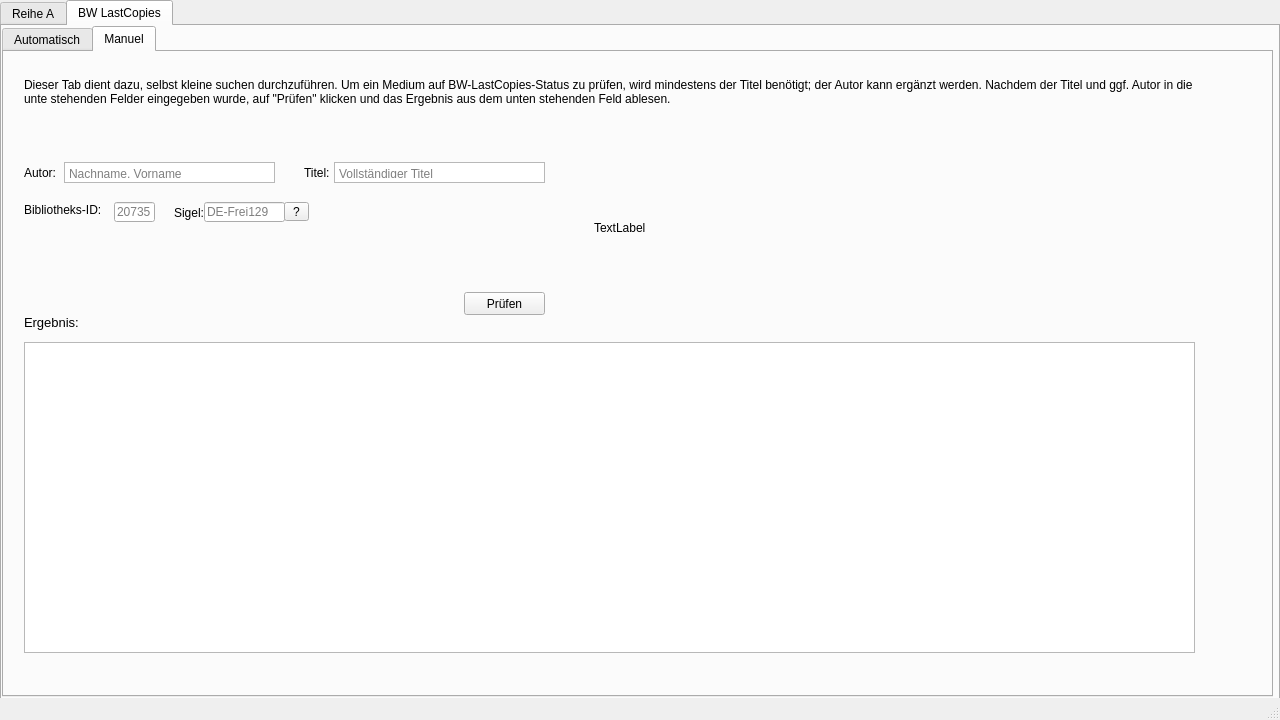
Before: the Qt Designer form Python/BWLastCopies/UniversalUI.ui in WorldTeacher/WorkPrograms, drawn with Qt 5.
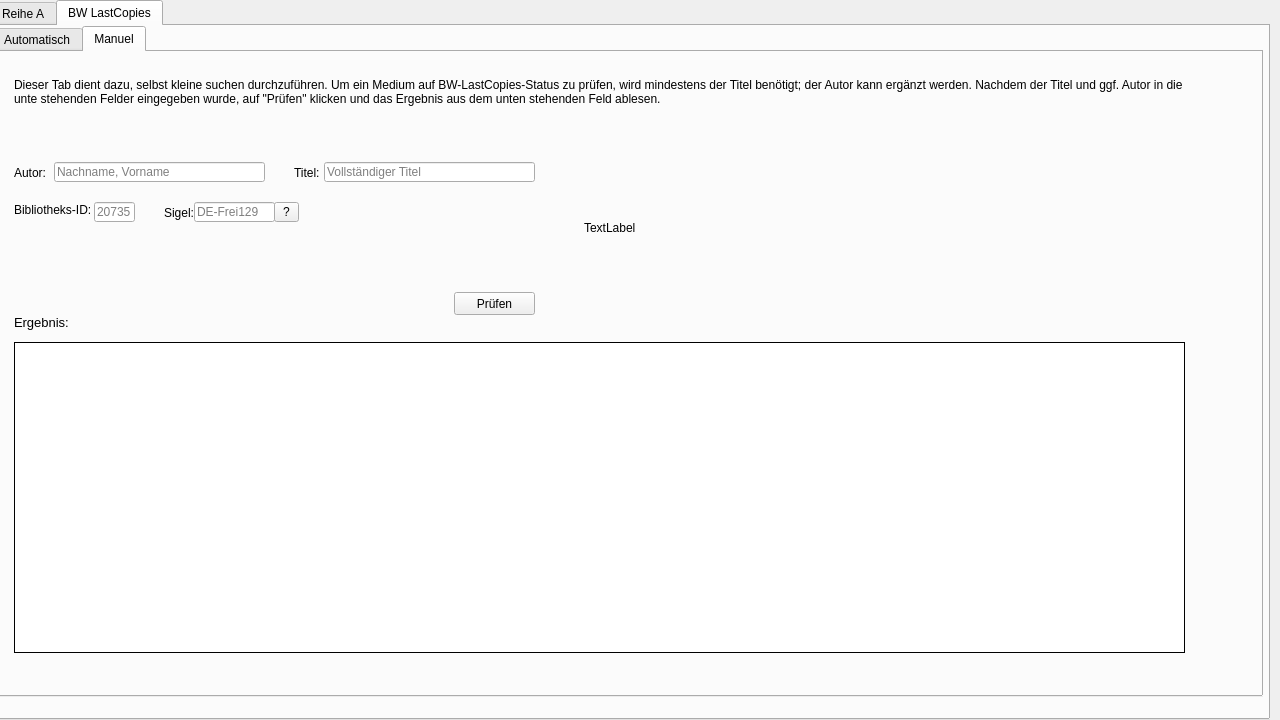
After: the same form once the commit is applied. The open tabs and pages were chosen to show the change.

Commit message: changes to ui, search for manual search done

What changed in the file:
```diff
--- a/Python/BWLastCopies/UniversalUI.ui
+++ b/Python/BWLastCopies/UniversalUI.ui
@@ -38,7 +38,7 @@
    <widget class="QTabWidget" name="tabWidget">
     <property name="geometry">
      <rect>
-      <x>0</x>
+      <x>-10</x>
       <y>0</y>
       <width>1280</width>
       <height>720</height>
@@ -165,19 +165,6 @@
      <attribute name="title">
       <string>BW LastCopies</string>
      </attribute>
-     <widget class="QLabel" name="label_2">
-      <property name="geometry">
-       <rect>
-        <x>20</x>
-        <y>60</y>
-        <width>47</width>
-        <height>13</height>
-       </rect>
-      </property>
-      <property name="text">
-       <string/>
-      </property>
-     </widget>
      <widget class="QTabWidget" name="tabwidget_auto_manual">
       <property name="geometry">
        <rect>
@@ -407,6 +394,15 @@
         <property name="acceptDrops">
          <bool>true</bool>
         </property>
+        <property name="frameShape">
+         <enum>QFrame::Panel</enum>
+        </property>
+        <property name="frameShadow">
+         <enum>QFrame::Plain</enum>
+        </property>
+        <property name="lineWidth">
+         <number>1</number>
+        </property>
        </widget>
        <widget class="QLabel" name="label_result">
         <property name="geometry">
@@ -482,77 +478,6 @@
          <number>-1</number>
         </property>
        </widget>
-       <widget class="QTextEdit" name="author_input">
-        <property name="geometry">
-         <rect>
-          <x>60</x>
-          <y>110</y>
-          <width>211</width>
-          <height>21</height>
-         </rect>
-        </property>
-        <property name="mouseTracking">
-         <bool>true</bool>
-        </property>
-        <property name="toolTip">
-         <string/>
-        </property>
-        <property name="toolTipDuration">
-         <number>10</number>
-        </property>
-        <property name="statusTip">
-         <string/>
-        </property>
-        <property name="whatsThis">
-         <string/>
-        </property>
-        <property name="accessibleName">
-         <string/>
-        </property>
-        <property name="verticalScrollBarPolicy">
-         <enum>Qt::ScrollBarAlwaysOff</enum>
-        </property>
-        <property name="tabChangesFocus">
-         <bool>true</bool>
-        </property>
-        <property name="placeholderText">
-         <string>Nachname, Vorname</string>
-        </property>
-       </widget>
-       <widget class="QTextEdit" name="title_input">
-        <property name="geometry">
-         <rect>
-          <x>330</x>
-          <y>110</y>
-          <width>211</width>
-          <height>21</height>
-         </rect>
-        </property>
-        <property name="mouseTracking">
-         <bool>true</bool>
-        </property>
-        <property name="toolTip">
-         <string/>
-        </property>
-        <property name="statusTip">
-         <string extracomment="Format: Nachname, Vorname"/>
-        </property>
-        <property name="whatsThis">
-         <string extracomment="Format: Nachname, Vorname"/>
-        </property>
-        <property name="accessibleName">
-         <string extracomment="Format: Nachname, Vorname"/>
-        </property>
-        <property name="verticalScrollBarPolicy">
-         <enum>Qt::ScrollBarAlwaysOff</enum>
-        </property>
-        <property name="tabChangesFocus">
-         <bool>true</bool>
-        </property>
-        <property name="placeholderText">
-         <string>Vollständiger Titel</string>
-        </property>
-       </widget>
        <widget class="QLabel" name="label_title">
         <property name="geometry">
          <rect>
@@ -603,7 +528,7 @@
        <widget class="QLineEdit" name="bib_id_input">
         <property name="geometry">
          <rect>
-          <x>110</x>
+          <x>100</x>
           <y>150</y>
           <width>41</width>
           <height>20</height>
@@ -691,7 +616,7 @@
           <x>280</x>
           <y>150</y>
           <width>25</width>
-          <height>19</height>
+          <height>20</height>
          </rect>
         </property>
         <property name="toolTip">
@@ -701,12 +626,67 @@
          <string>?</string>
         </property>
        </widget>
+       <widget class="QLineEdit" name="author_input">
+        <property name="geometry">
+         <rect>
+          <x>60</x>
+          <y>110</y>
+          <width>211</width>
+          <height>20</height>
+         </rect>
+        </property>
+        <property name="toolTip">
+         <string>Die Bibliotheks-ID kann über winIBW mithilfe des Befehls &quot;s bib&quot; ermittelt werden.</string>
+        </property>
+        <property name="inputMask">
+         <string/>
+        </property>
+        <property name="text">
+         <string/>
+        </property>
+        <property name="maxLength">
+         <number>32767</number>
+        </property>
+        <property name="placeholderText">
+         <string>Nachname, Vorname</string>
+        </property>
+        <property name="clearButtonEnabled">
+         <bool>true</bool>
+        </property>
+       </widget>
+       <widget class="QLineEdit" name="title_input">
+        <property name="geometry">
+         <rect>
+          <x>330</x>
+          <y>110</y>
+          <width>211</width>
+          <height>20</height>
+         </rect>
+        </property>
+        <property name="toolTip">
+         <string>Der Vollständige Titel des Werkes, z.B Java ist auch eine Insel</string>
+        </property>
+        <property name="inputMask">
+         <string/>
+        </property>
+        <property name="text">
+         <string/>
+        </property>
+        <property name="maxLength">
+         <number>32767</number>
+        </property>
+        <property name="placeholderText">
+         <string>Vollständiger Titel</string>
+        </property>
+        <property name="clearButtonEnabled">
+         <bool>true</bool>
+        </property>
+       </widget>
       </widget>
      </widget>
     </widget>
    </widget>
   </widget>
-  <widget class="QStatusBar" name="statusbar"/>
   <action name="actionReihe_A">
    <property name="text">
     <string>Reihe A</string>
```
Left out of the diff: 22 changed lines with no effect on the pictures. The commit also changes 4 other files.
